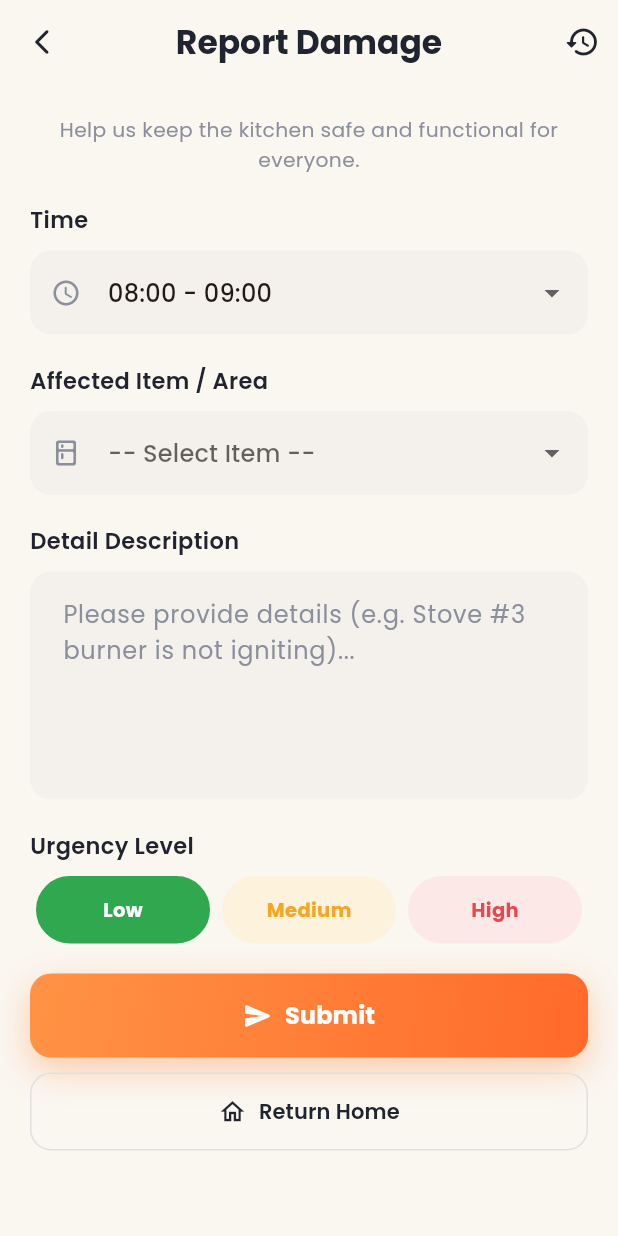
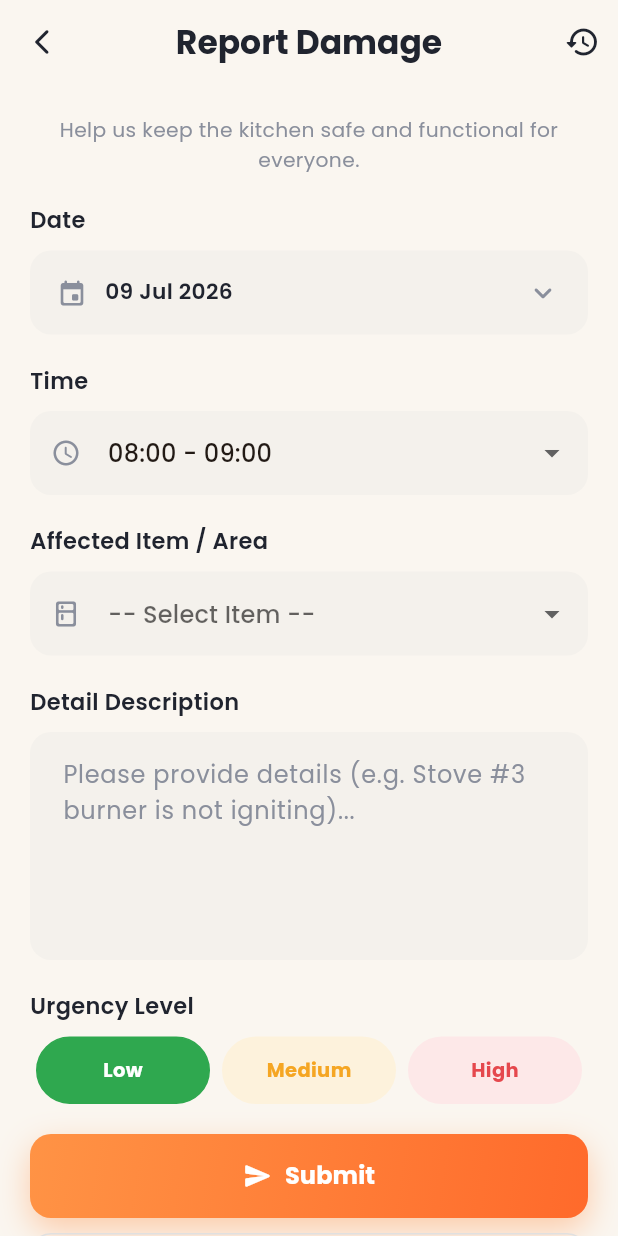
Before and after one commit to d20231106408-code/dapur_kasih_kab, a Flutter app: the ReportDamagePage screen opened directly, on a phone screen of 412 x 824 dp. Run offline on Flutter 3.47's test engine with Material 3 defaults, Android fonts, the phone set to English and light mode, and no system bars; our stand-ins replace cloud_firestore, firebase_auth, firebase_core, google_fonts, image_picker; accounts and stored records are empty.

Commit message:
Add report date field to damage reports
- Report Damage form: date picker (default today, up to 30 days back,
  no future dates), saved as 'date' (YYYY-MM-DD) per DateReport in the
  original report
- Damage history & admin damage: show the chosen date, falling back to
  the submission timestamp for older reports

Co-Authored-By: Claude Fable 5 <noreply@anthropic.com>

```diff
--- a/lib/screens/report_damage.dart
+++ b/lib/screens/report_damage.dart
@@ -40,6 +40,9 @@ class _ReportDamagePageState extends State<ReportDamagePage> {
 
   String? _selectedSlot;
 
+  // Date the damage was noticed (report requires DateReport).
+  DateTime _selectedDate = DateTime.now();
+
   @override
   void initState() {
     super.initState();
@@ -53,6 +56,28 @@ class _ReportDamagePageState extends State<ReportDamagePage> {
   void dispose() {
     _descriptionController.dispose();
     super.dispose();
+  }
+
+  Future<void> _pickDate() async {
+    final DateTime? picked = await showDatePicker(
+      context: context,
+      initialDate: _selectedDate,
+      // Reports are about things already noticed — allow up to 30 days
+      // back, but never a future date.
+      firstDate: DateTime.now().subtract(const Duration(days: 30)),
+      lastDate: DateTime.now(),
+    );
+    if (picked != null) {
+      setState(() => _selectedDate = picked);
+    }
+  }
+
+  String _monthName(int month) {
+    const names = [
+      'Jan', 'Feb', 'Mar', 'Apr', 'May', 'Jun',
+      'Jul', 'Aug', 'Sep', 'Oct', 'Nov', 'Dec',
+    ];
+    return names[month - 1];
   }
 
   // ---------------------------------------------------------
@@ -75,6 +100,7 @@ class _ReportDamagePageState extends State<ReportDamagePage> {
     try {
       await _db.collection("damage_reports").add({
         "userId": _auth.currentUser?.uid,
+        "date": _selectedDate.toIso8601String().split("T")[0],
         "slot": _selectedSlot,
         "item": _selectedItem,
         "description": _descriptionController.text.trim(),
@@ -173,6 +199,42 @@ class _ReportDamagePageState extends State<ReportDamagePage> {
                 "Help us keep the kitchen safe and functional for everyone.",
                 style: AppTextStyles.body,
                 textAlign: TextAlign.center,
+              ),
+            ),
+
+            AppSpacing.mediumGap,
+
+            const Text("Date", style: AppTextStyles.subheading),
+            AppSpacing.smallGap,
+            GestureDetector(
+              onTap: _pickDate,
+              child: Container(
+                width: double.infinity,
+                padding:
+                    const EdgeInsets.symmetric(horizontal: 18, vertical: 16),
+                decoration: BoxDecoration(
+                  color: AppColors.inputFill,
+                  borderRadius: BorderRadius.circular(AppRadius.md),
+                ),
+                child: Row(
+                  children: [
+                    const Icon(Icons.event_rounded,
+                        color: AppColors.textSecondary, size: 20),
+                    const SizedBox(width: 12),
+                    Text(
+                      "${_selectedDate.day.toString().padLeft(2, '0')} "
+                      "${_monthName(_selectedDate.month)} ${_selectedDate.year}",
+                      style: const TextStyle(
+                        fontSize: 14.5,
+                        fontWeight: FontWeight.w600,
+                        color: AppColors.textPrimary,
+                      ),
+                    ),
+                    const Spacer(),
+                    const Icon(Icons.keyboard_arrow_down_rounded,
+                        color: AppColors.textSecondary),
+                  ],
+                ),
               ),
             ),
 
```
Also changed, not shown: lib/screens/admin_damage.dart (+12 -0 lines), lib/screens/damage_history.dart (+6 -3 lines).
